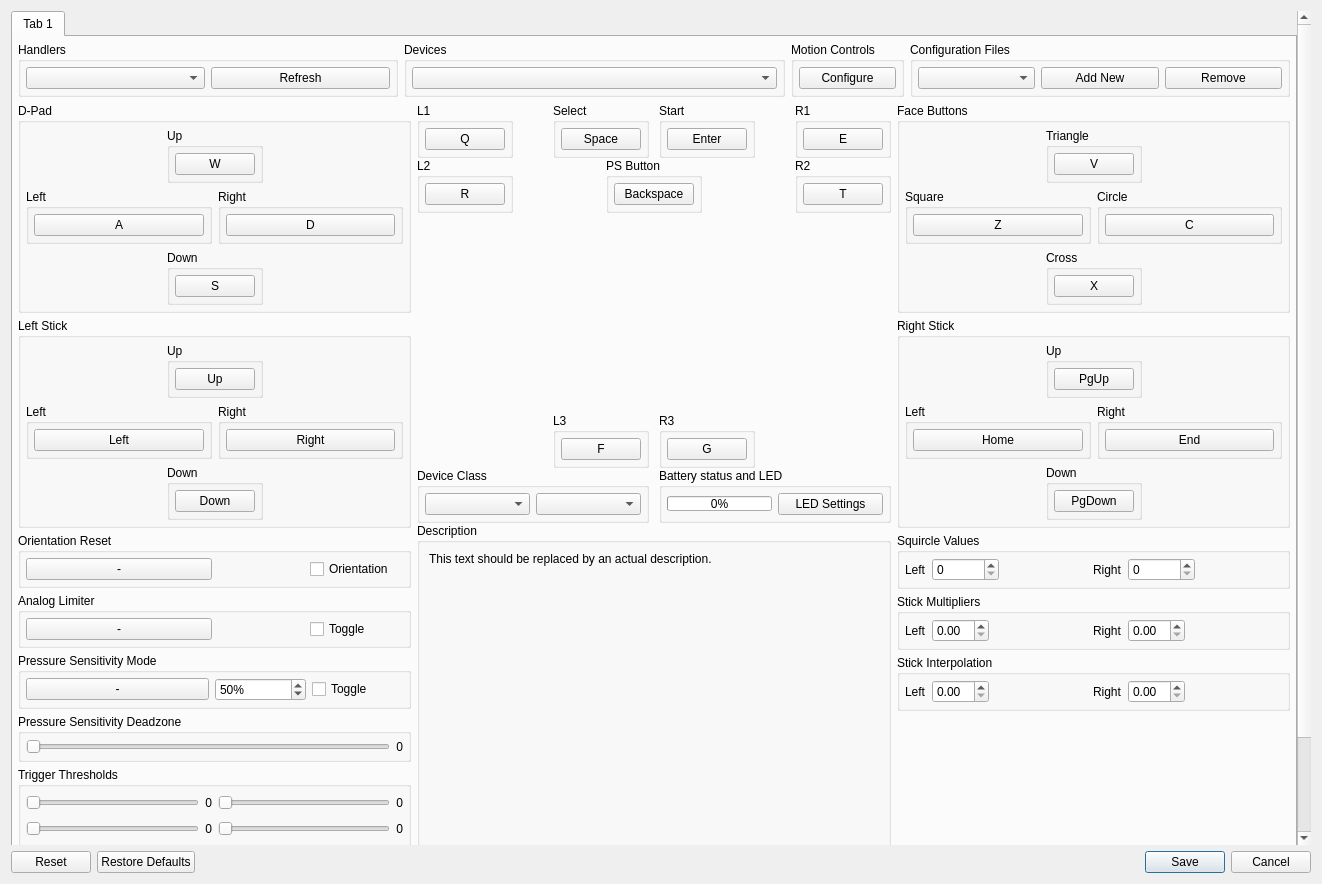
Qt form rpcs3/rpcs3qt/pad_settings_dialog.ui (RPCS3/rpcs3) before a commit.
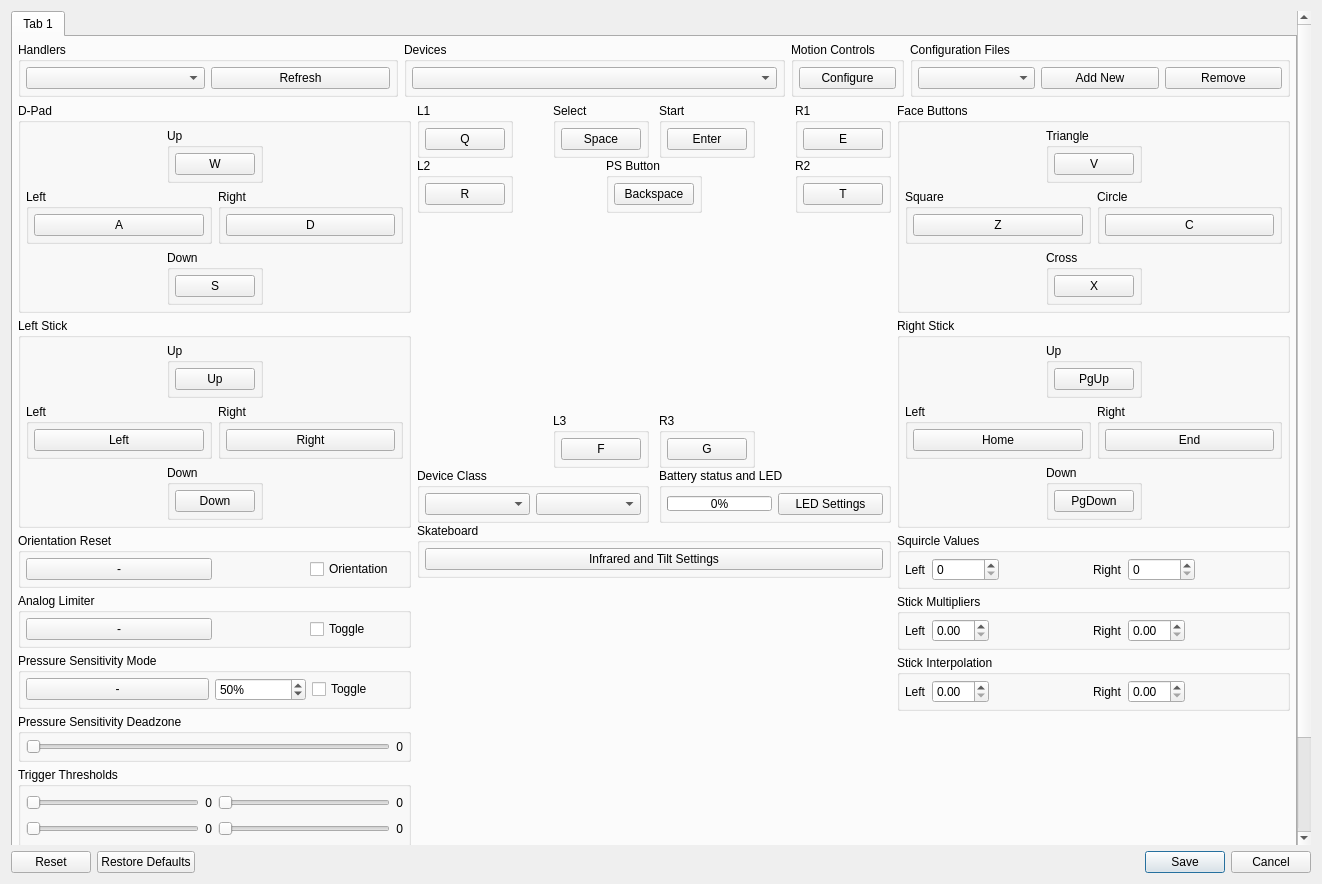
The same form after that commit. Icons and pictures are not drawn.

Commit message: Qt: Add skateboard IR and tilt mappings

```diff
--- a/rpcs3/rpcs3qt/pad_settings_dialog.ui
+++ b/rpcs3/rpcs3qt/pad_settings_dialog.ui
@@ -1877,6 +1877,37 @@
               </item>
              </layout>
             </item>
+            <item>
+             <widget class="QGroupBox" name="gb_skateboard">
+              <property name="title">
+               <string>Skateboard</string>
+              </property>
+              <layout class="QHBoxLayout" name="gb_skateboard_layout">
+               <property name="leftMargin">
+                <number>5</number>
+               </property>
+               <property name="topMargin">
+                <number>5</number>
+               </property>
+               <property name="rightMargin">
+                <number>5</number>
+               </property>
+               <property name="bottomMargin">
+                <number>5</number>
+               </property>
+               <item>
+                <widget class="QPushButton" name="b_skateboard_settings">
+                 <property name="text">
+                  <string>Infrared and Tilt Settings</string>
+                 </property>
+                 <property name="autoDefault">
+                  <bool>false</bool>
+                 </property>
+                </widget>
+               </item>
+              </layout>
+             </widget>
+            </item>
             <item>
              <spacer name="verticalSpacer_middle">
               <property name="orientation">
```
The commit also changes 12 other files.
